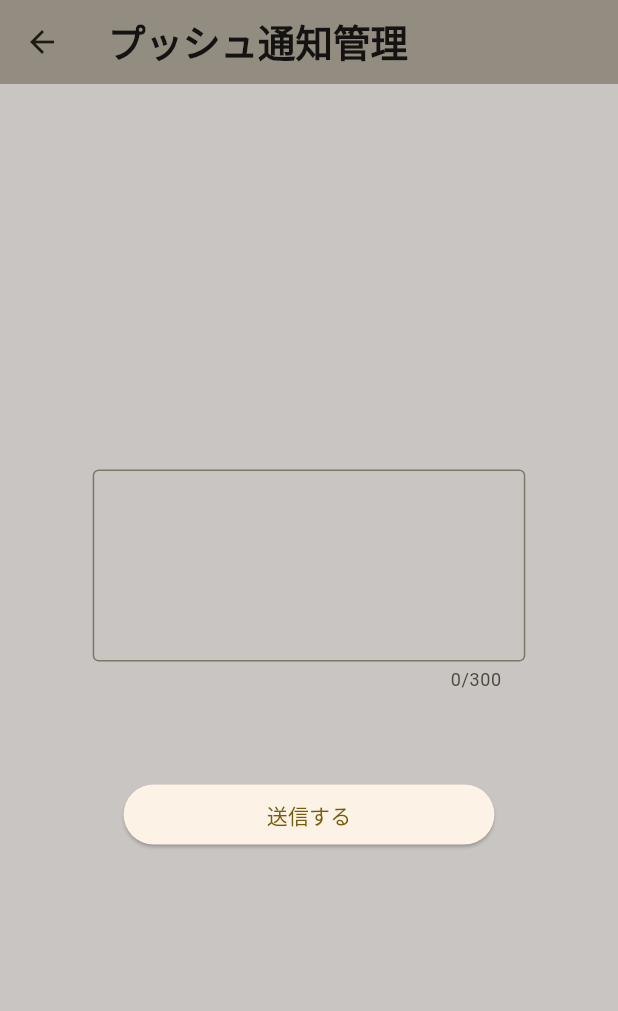
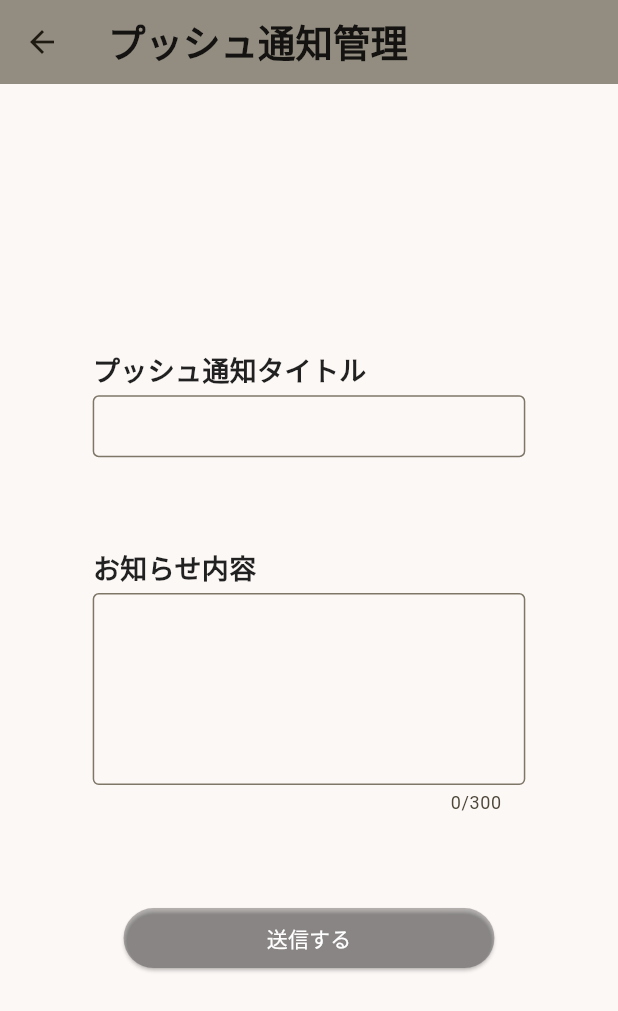
Before and after one commit to fiveprogram/saon_vishu, a Flutter app: the PushNotificationPage screen opened directly, on a phone screen of 412 x 824 dp. Shown: the top 1011 px of the screen. Run offline on Flutter 3.47's test engine with Material 2 defaults, Android fonts, the phone set to English and light mode, and no system bars; our stand-ins replace carousel_slider, cloud_firestore, firebase_auth, firebase_core, firebase_messaging, firebase_storage and 8 more; accounts and stored records are empty; network calls fail.

```diff
--- a/lib/domain/information_salon_detail.dart
+++ b/lib/domain/information_salon_detail.dart
@@ -11,21 +11,24 @@ class InformationSalonDetail {
   //オーナー写真
   String stylistImage;
 
+  String infoId;
+
   InformationSalonDetail(
       {required this.vishuImagesList,
       required this.vishuImage,
       required this.skillYear,
       required this.ownerWord,
-      required this.stylistImage});
+      required this.stylistImage,
+      required this.infoId});
 
   factory InformationSalonDetail.fromFirestore(DocumentSnapshot doc) {
     Map<String, dynamic> data = doc.data() as Map<String, dynamic>;
     return InformationSalonDetail(
-      vishuImagesList: data['vishuImagesList'],
-      vishuImage: data['vishuImage'],
-      stylistImage: data['stylistImage'],
-      ownerWord: data['ownerWord'],
-      skillYear: data['skillYear'],
-    );
+        vishuImagesList: data['vishuImagesList'],
+        vishuImage: data['vishuImage'],
+        stylistImage: data['stylistImage'],
+        ownerWord: data['ownerWord'],
+        skillYear: data['skillYear'],
+        infoId: data['infoId']);
   }
 }
--- a/lib/main.dart
+++ b/lib/main.dart
@@ -96,7 +96,6 @@ class _MyAppState extends State<MyApp> {
       });
 
       print(tokenId);
-      print('オッパ');
     });
 
     //フォアグラウンドでメッセージを受け取った時のイベント
@@ -197,7 +196,8 @@ class _MyAppState extends State<MyApp> {
         ),
         ChangeNotifierProvider(
             create: (_) => BookerCalendarModel()..fetchReservation()),
-        ChangeNotifierProvider(create: (_) => PushNotificationModel()),
+        ChangeNotifierProvider(
+            create: (_) => PushNotificationModel()..fetchDeviceIds()),
         ChangeNotifierProvider(create: (_) => AddMenuModel()..fetchMenuList()),
         ChangeNotifierProvider(create: (_) => CancelReservationModel()),
         ChangeNotifierProvider(
@@ -236,7 +236,7 @@ class _MyAppState extends State<MyApp> {
                   if (snapshot.data!.uid == 'pQKtcv6IqHVA4heqhYb2idBExXO2') {
                     return const MasterSelectPage();
                   }
-                  return MainSelectPage();
+                  return const MainSelectPage();
                 }
                 return const SignInPage();
               },
--- a/lib/master/push_notification/push_notification_page.dart
+++ b/lib/master/push_notification/push_notification_page.dart
@@ -1,4 +1,5 @@
 import 'package:flutter/material.dart';
+import 'package:hexcolor/hexcolor.dart';
 import 'package:provider/provider.dart';
 import 'package:salon_vishu/common_widget/vishu_app_bar.dart';
 import 'package:salon_vishu/master/push_notification/push_notification_model.dart';
@@ -18,19 +19,52 @@ class _PushNotificationPageState extends State<PushNotificationPage> {
 
     return Consumer<PushNotificationModel>(builder: (context, model, child) {
       return Scaffold(
+          backgroundColor: HexColor('#fcf8f6'),
           appBar: vishuAppBar(appBarTitle: 'プッシュ通知管理', isJapanese: true),
-          body: Column(
+          body: Stack(
+            children: [
+              Column(
                 mainAxisAlignment: MainAxisAlignment.center,
                 crossAxisAlignment: CrossAxisAlignment.center,
                 children: [
-              SizedBox(width: width),
+                  Row(
+                    children: [
+                      SizedBox(width: width * 0.15, height: height * 0.04),
+                      const Text('プッシュ通知タイトル',
+                          style: TextStyle(
+                              fontSize: 18,
+                              color: Colors.black87,
+                              fontWeight: FontWeight.bold)),
+                    ],
+                  ),
+                  SizedBox(
+                    height: height * 0.05,
+                    width: width * 0.7,
+                    child: TextFormField(
+                      controller: model.notificationTitleController,
+                      decoration: const InputDecoration(
+                        border: OutlineInputBorder(),
+                      ),
+                    ),
+                  ),
+                  SizedBox(height: height * 0.07, width: width),
+                  Row(
+                    children: [
+                      SizedBox(width: width * 0.15, height: height * 0.04),
+                      const Text('お知らせ内容',
+                          style: TextStyle(
+                              fontSize: 18,
+                              color: Colors.black87,
+                              fontWeight: FontWeight.bold)),
+                    ],
+                  ),
                   SizedBox(
                     height: height * 0.2,
                     width: width * 0.7,
                     child: TextFormField(
                       maxLength: 300,
                       maxLines: 4,
-                  controller: model.notificationController,
+                      controller: model.notificationContentController,
                       decoration: const InputDecoration(
                         border: OutlineInputBorder(),
                       ),
@@ -40,8 +74,23 @@ class _PushNotificationPageState extends State<PushNotificationPage> {
                   SizedBox(
                     width: width * 0.6,
                     child: ElevatedButton(
-                  child: Text('送信する'),
-                  onPressed: () {},
+                      style: ElevatedButton.styleFrom(
+                        foregroundColor: Colors.white,
+                        backgroundColor: Colors.black26,
+                      ),
+                      child: const Text('送信する'),
+                      onPressed: () {
+                        model.sendPushNotification(context);
+                      },
+                    ),
+                  ),
+                ],
+              ),
+              if (model.isLoading)
+                Container(
+                  color: Colors.black54,
+                  child: const Center(
+                    child: CircularProgressIndicator(),
                   ),
                 )
             ],
```
Also changed, not shown: lib/master/add_detail_menu/add_detail_page.dart (+4 -3 lines), lib/master/push_notification/push_notification_model.dart (+101 -1 lines), 1 other file. Lines whose indentation alone changed are shown as unchanged.
